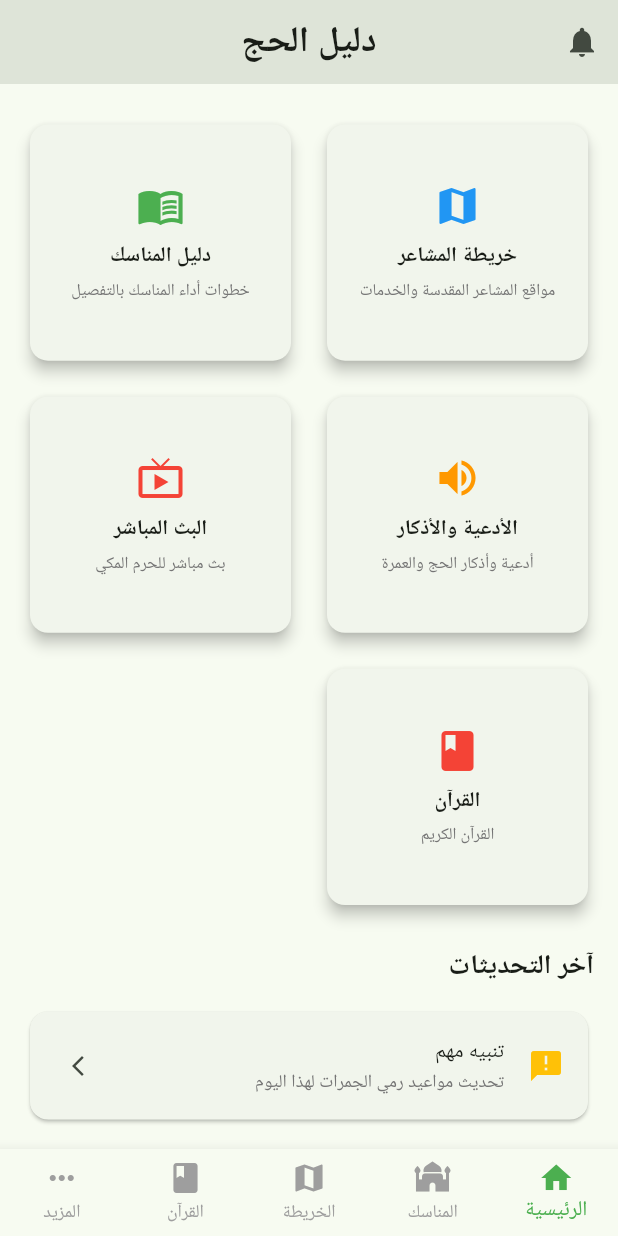
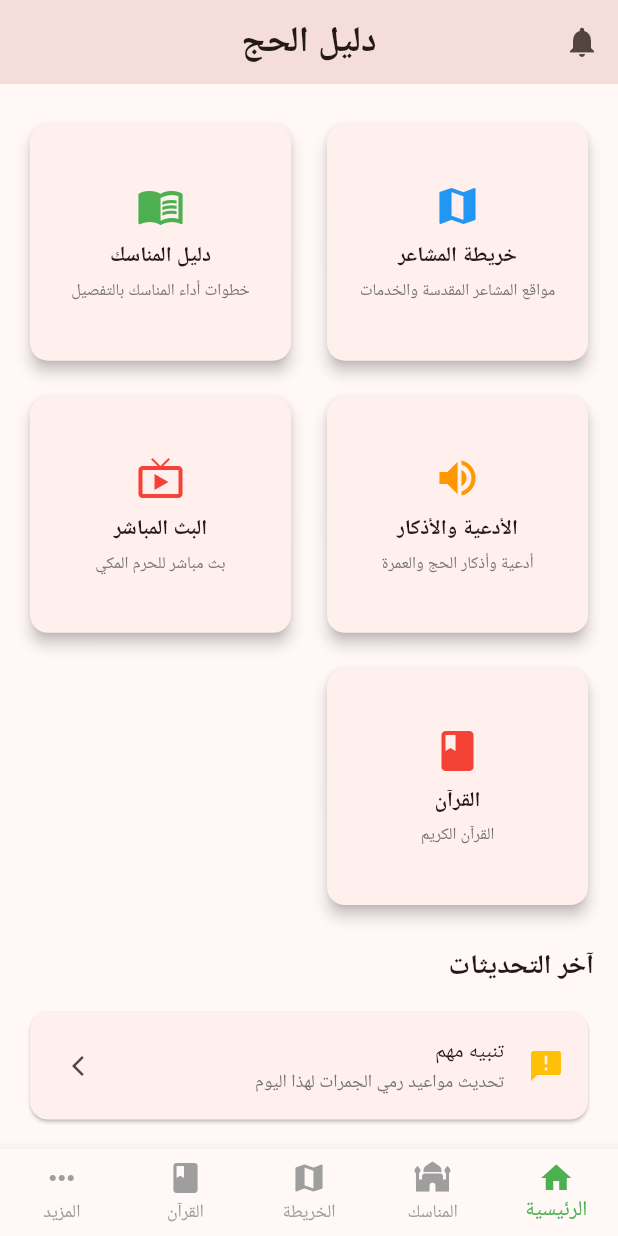
Before and after one commit to HamzaMAHLUL/hajj, a Flutter app: the screen it shows after launch, scrolled down 126 dp, on a phone screen of 412 x 824 dp. Run offline on Flutter 3.47's test engine with Material 3 defaults, Android fonts, the phone set to English and light mode, and no system bars; our stand-ins replace webview_flutter; Roboto replaces fonts that are missing (Arial).

Commit message:
changed seed color to red

```diff
--- a/lib/main.dart
+++ b/lib/main.dart
@@ -14,7 +14,7 @@ class MyApp extends StatelessWidget {
       title: ' دليل الحج والعمرة',
       theme: ThemeData(
         colorScheme: ColorScheme.fromSeed(
-          seedColor: Colors.green,
+          seedColor: Colors.red,
           primary: Colors.green,
         ),
         fontFamily: 'Arial',
```
